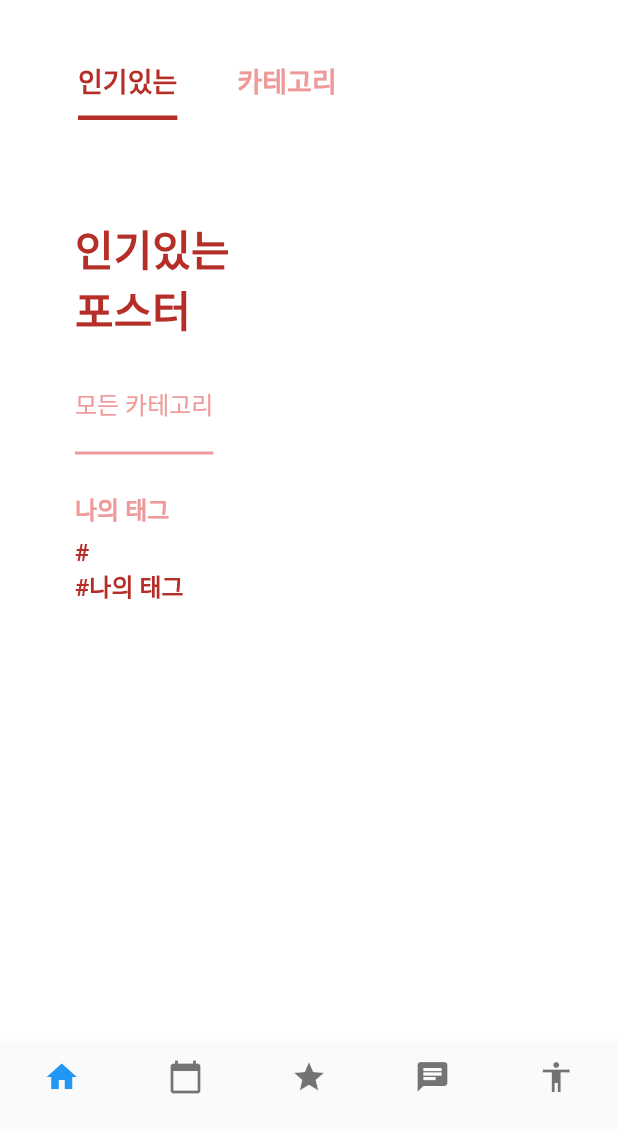
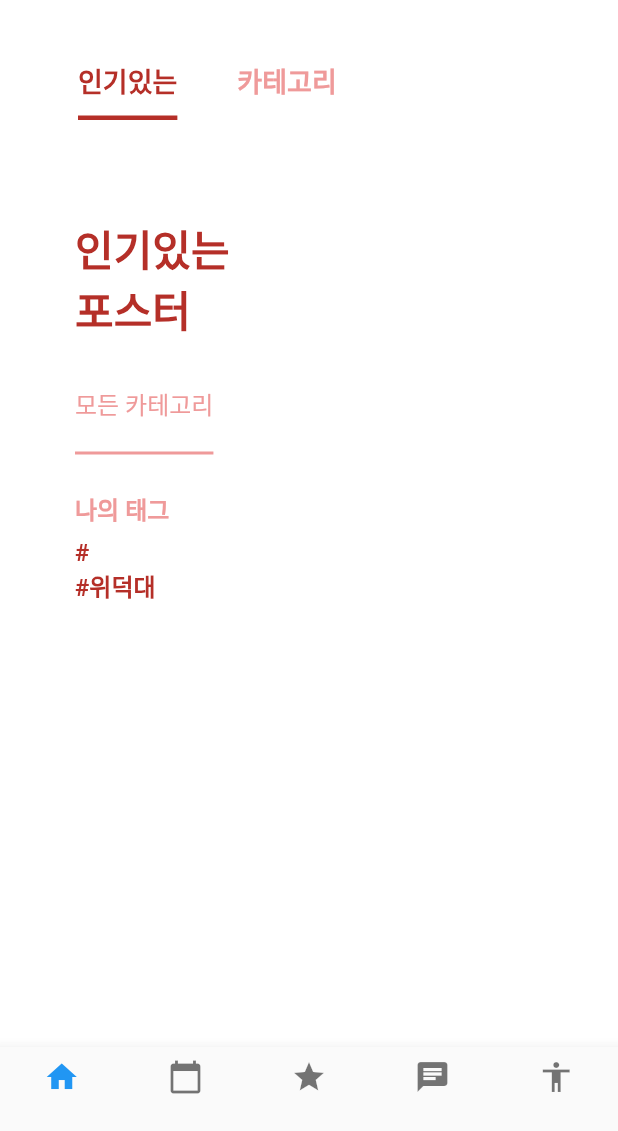
Before and after one commit to thinkcsww/camposter, a Flutter app: the screen it shows once a user with an empty profile is signed in, on a phone screen of 412 x 824 dp, the part 105-1236 px from its top. Run offline on Flutter 3.47's test engine with Material 2 defaults, Android fonts, the light colour scheme and no system bars; our stand-ins replace badges, cloud_firestore, firebase_auth, firebase_storage, flutter_spinkit, fluttertoast and 2 more; missing offline and left inert: autocomplete_textfield, flutter_picker; accounts and stored records are empty.

```diff
--- a/lib/home.dart
+++ b/lib/home.dart
@@ -43,7 +43,7 @@ class _HomePageState extends State<HomePage> {
     Colors.white
   ];
   List<String> suggestions = [];
-  List<String> myTags = [];
+  List<String> myTags = ["위덕대"];
   double spinKitState = 0.0;
 
   @override
@@ -176,7 +176,12 @@ class _HomePageState extends State<HomePage> {
               Icons.autorenew,
               color: Theme.of(context).primaryColor,
             ),
-            onPressed: () {},
+            onPressed: () {
+              setState(() {
+                myTags.clear();
+                currentBody = _buildPopularBody(context);
+              });
+            },
           )
         ],
       ),
@@ -306,18 +311,7 @@ class _HomePageState extends State<HomePage> {
               padding: const EdgeInsets.only(top: 8.0),
               child: Column(
                 crossAxisAlignment: CrossAxisAlignment.start,
-                children: <Widget>[
-                  Text(schoolName,
-                      style: TextStyle(
-                          color: camposterRed,
-                          fontSize: 16.0,
-                          fontWeight: FontWeight.bold)),
-                  Text('#나의 태그',
-                      style: TextStyle(
-                          color: camposterRed,
-                          fontSize: 16.0,
-                          fontWeight: FontWeight.bold)),
-                ],
+                children: _buildMyTagList(myTags),
               ),
             ),
           ],
@@ -331,6 +325,7 @@ class _HomePageState extends State<HomePage> {
       stream: Firestore.instance
           .collection('Posters')
           .where('auth', isEqualTo: true)
+          .where('school', isEqualTo: schoolName)
           .where('posterName', isEqualTo: queryPosterName)
           .snapshots(),
       builder: (context, snapshot) {
@@ -515,6 +510,7 @@ class _HomePageState extends State<HomePage> {
       stream: Firestore.instance
           .collection('Posters')
           .where('auth', isEqualTo: true)
+          .where('school', isEqualTo: schoolName)
           .where('category', isEqualTo: queryPosterCategory)
           .snapshots(),
       builder: (context, snapshot) {
@@ -689,6 +685,30 @@ class _HomePageState extends State<HomePage> {
   }
 
   ///
+  /// 나의 태그 리스트 ex) 한동대학교 만들어줌
+  ///
+
+  List<Text> _buildMyTagList(List<String> myTagList) {
+    List<Text> tagList = [
+      Text('#$schoolName',
+          style: TextStyle(
+              color: camposterRed,
+              fontSize: 16.0,
+              fontWeight: FontWeight.bold)
+      ),
+    ];
+    for (var i = 1; i < myTagList.length + 1; i++) {
+      tagList.add(Text('#${myTagList[i - 1]}',
+          style: TextStyle(
+              color: camposterRed,
+              fontSize: 16.0,
+              fontWeight: FontWeight.bold)
+      ));
+    }
+    return tagList;
+  }
+
+  ///
   /// Search에 보여줄 Suggestion을 위해 모든 포스터 리스트를 DB에서 받아온다.
   ///
   Future _getPosterListFromDB() async {
@@ -706,10 +726,10 @@ class _HomePageState extends State<HomePage> {
     var result =
         await Firestore.instance.collection('Users').document(user.uid).get();
     setState(() {
-      schoolName = '#${result.data['school']}';
+      schoolName = result.data['school'];
       print(schoolName);
       currentBody = _buildPopularBody(context);
-      myTags.add(schoolName);
+//      myTags.add(schoolName);
     });
   }
 
--- a/lib/model/poster.dart
+++ b/lib/model/poster.dart
@@ -8,12 +8,13 @@ class Poster{
   final String organizer;
   final String category;
   final String posterId;
+  final String school;
 
-  Poster.forSearchPosterList(DocumentSnapshot snapshot, {this.posterId, this.category, this.organizer, this.imageURL, this.creatorId})
+  Poster.forSearchPosterList(DocumentSnapshot snapshot, { this.school, this.posterId, this.category, this.organizer, this.imageURL, this.creatorId})
       : assert(snapshot['posterName'] != null),
         posterName = snapshot['posterName'];
 
-  Poster.forCreatorList(DocumentSnapshot snapshot, {this.posterId, this.category, this.organizer})
+  Poster.forCreatorList(DocumentSnapshot snapshot, { this.school, this.posterId, this.category, this.organizer})
       : assert(snapshot['creatorId'] != null),
         assert(snapshot['imageURL'] != null),
         assert(snapshot['posterName'] != null),
@@ -21,7 +22,7 @@ class Poster{
         imageURL = snapshot['imageURL'],
         posterName = snapshot['posterName'];
 
-  Poster.forDetailPoster(DocumentSnapshot snapshot, {this.category})
+  Poster.forDetailPoster(DocumentSnapshot snapshot, {this.school, this.category})
       : assert(snapshot['organizer'] != null),
         assert(snapshot['imageURL'] != null),
         assert(snapshot['posterName'] != null),
@@ -38,13 +39,15 @@ class Poster{
         assert(snapshot['posterName'] != null),
         assert(snapshot['organizer'] != null),
         assert(snapshot['category'] != null),
+        assert(snapshot['school'] != null),
         creatorId = snapshot['creatorId'],
+        school = snapshot['school'],
         imageURL = snapshot['imageURL'],
         organizer = snapshot['organizer'],
         category = snapshot['category'],
         posterName = snapshot['posterName'];
 
-  Poster.forPosterIPosted(DocumentSnapshot snapshot, {this.posterId, this.category, this.creatorId})
+  Poster.forPosterIPosted(DocumentSnapshot snapshot, {this.school, this.posterId, this.category, this.creatorId})
       : assert(snapshot['organizer'] != null),
         assert(snapshot['imageURL'] != null),
         assert(snapshot['posterName'] != null),
```
Also changed, not shown: lib/add_poster.dart (+19 -11 lines), 1 other file.
